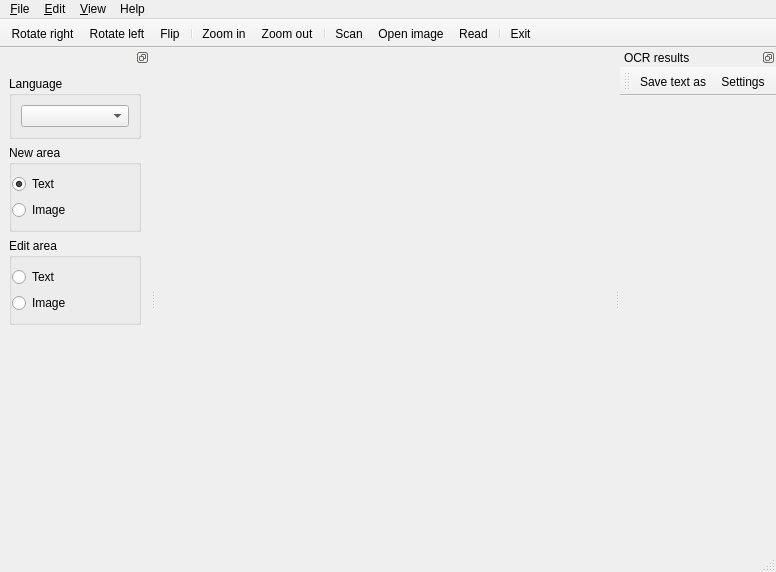
Qt form ui/ui_lector.ui (zdenop/lector) before a commit.
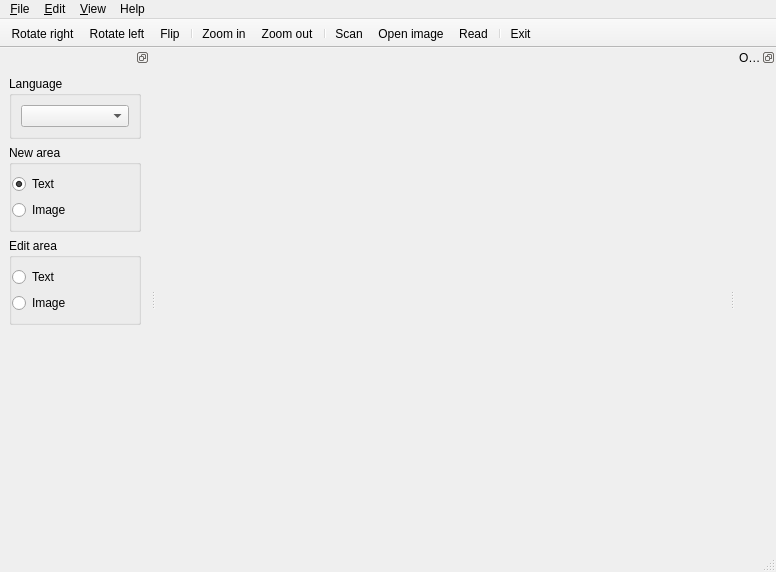
The same form after that commit. Icons and pictures are not drawn.

Commit message: editor toolbar moved to textwidget.py

```diff
--- a/ui/ui_lector.ui
+++ b/ui/ui_lector.ui
@@ -123,27 +123,7 @@
    <attribute name="dockWidgetArea">
     <number>2</number>
    </attribute>
-   <widget class="QMainWindow" name="mwTextEditor">
-    <widget class="QToolBar" name="editorToolBar">
-     <property name="windowTitle">
-      <string>editorToolBar</string>
-     </property>
-     <property name="movable">
-      <bool>true</bool>
-     </property>
-     <property name="floatable">
-      <bool>true</bool>
-     </property>
-     <attribute name="toolBarArea">
-      <enum>TopToolBarArea</enum>
-     </attribute>
-     <attribute name="toolBarBreak">
-      <bool>false</bool>
-     </attribute>
-     <addaction name="actionSaveDocumentAs"/>
-     <addaction name="actionSettings"/>
-    </widget>
-   </widget>
+   <widget class="QMainWindow" name="mwTextEditor"/>
   </widget>
   <widget class="QDockWidget" name="dockWidget">
    <property name="minimumSize">
```
Left out of the diff: 2 changed lines with no effect on the pictures. The commit also changes 2 other files.
